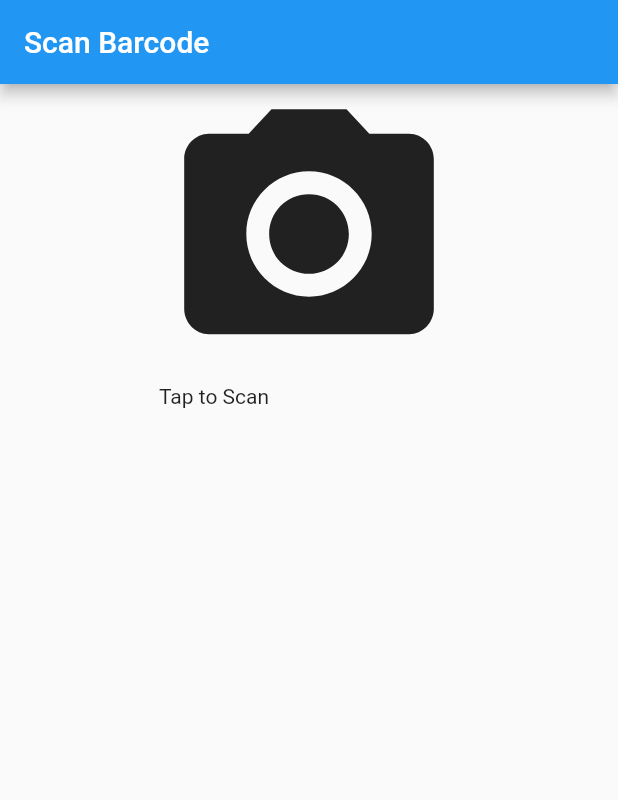
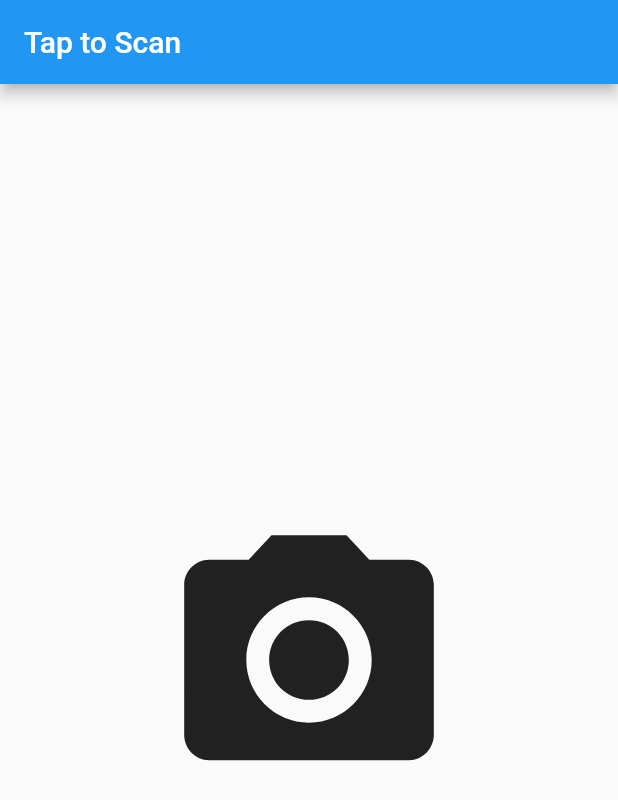
Before and after one commit to danielleal04/UNTHACK2019, a Flutter app: the screen it shows after launch, after a tap on "scan", on a phone screen of 412 x 824 dp. Shown: the top 800 px of the screen. Run offline on Flutter 3.47's test engine with Material 2 defaults, Android fonts, the phone set to English and light mode, and no system bars; our stand-ins replace image_picker; missing offline and left inert: barcode_scan.

Commit message:
Final Done

```diff
--- a/barcode_prototype/lib/content.dart
+++ b/barcode_prototype/lib/content.dart
@@ -31,7 +31,7 @@ class _Content extends State<Content> {
 
     for (int i = 0; i < values.length; i++){
 
-      if (lowerIngredients.contains(entryList[i].key))
+      if (lowerIngredients.contains(entryList[i].key) && entryList[i].value)
       {
 
         allergensFound = allergensFound + entryList[i].key.toString() + " ";
@@ -206,13 +206,9 @@ Future barcodeScanning() async {
     return new MaterialApp(
       home: new Scaffold(
           appBar: new AppBar(
-            title: new Text('Scan Barcode'),
+            title: new Text('Tap to Scan'),
           ),
-          body: Column(
-
-              children: <Widget>[
-
-                Center(
+          body: Center(
 
                   child: SizedBox(
                     height: 200.0,
@@ -229,21 +225,8 @@ Future barcodeScanning() async {
                   ),
 
                 ),
-                Center(
-
-                  child: SizedBox(
-                    height: 200.0,
-                    width: 200.0,
-                    child: Text("Tap to Scan"),
-                  ),
-
-
-                ),
-
-              ],
 
             ),
-          ),
-    );
+          );
   }
 }
--- a/barcode_prototype/lib/main.dart
+++ b/barcode_prototype/lib/main.dart
@@ -29,7 +29,7 @@ class MyApp extends StatelessWidget {
   @override
   Widget build(BuildContext context) {
     return new MaterialApp(
-      title: 'Instagram',
+      title: 'Can You Eat It?',
       debugShowCheckedModeBanner: false,
       theme: new ThemeData(
           primarySwatch: Colors.blue,
```
